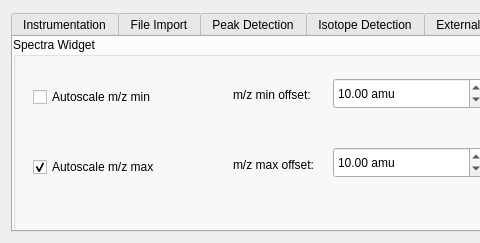
First picture: the form in src/maven/forms/settingsform.ui, repository eugenemel/maven, before the edit; both pictures show x 0 to 480 and y 0 to 243 of the 1008 by 243 pixel window.
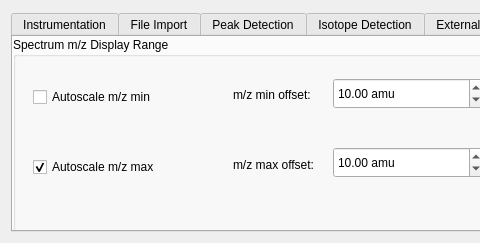
Second picture: the form after the edit. The open tabs and pages were chosen to show the change. Icons and pictures are not drawn.

Commit message: Updated Displayed text.

```diff
--- a/src/maven/forms/settingsform.ui
+++ b/src/maven/forms/settingsform.ui
@@ -711,7 +711,7 @@
         </rect>
        </property>
        <property name="title">
-        <string>Spectra Widget</string>
+        <string>Spectrum m/z Display Range</string>
        </property>
        <widget class="QCheckBox" name="chkAutoMzMin">
         <property name="geometry">
```
